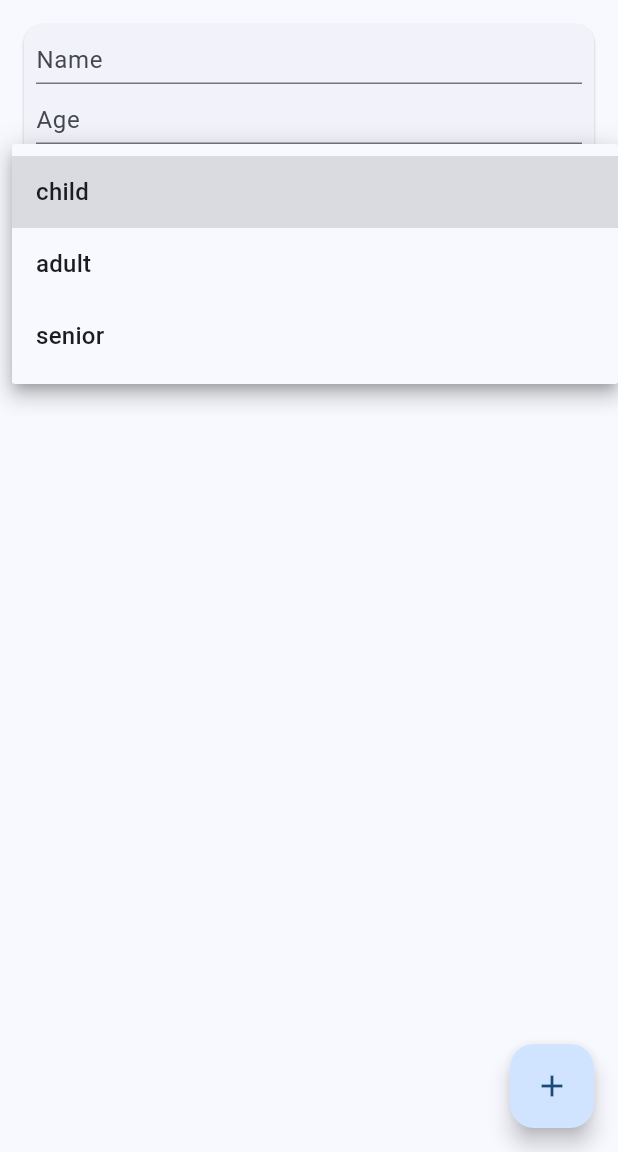
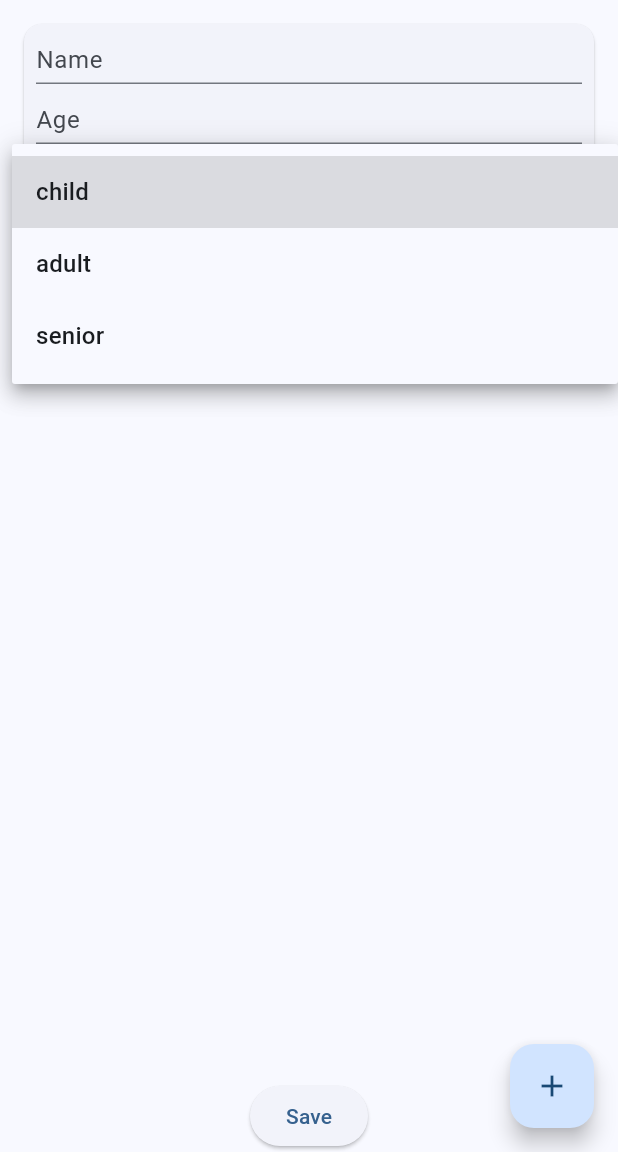
Before and after one commit to WieFel/person_form_bloc, a Flutter app: the screen it shows after launch, after a tap on "Role", on a phone screen of 412 x 824 dp, the part 84-1236 px from its top. Run offline on Flutter 3.47's test engine with Material 2 defaults, Android fonts, the phone set to English and light mode, and no system bars; our stand-ins replace bloc, equatable, flutter_bloc, formz.

```diff
--- a/lib/main.dart
+++ b/lib/main.dart
@@ -35,10 +35,26 @@ class MyHomePage extends StatelessWidget {
         backgroundColor: Theme.of(context).colorScheme.inversePrimary,
         title: const Text('Person Form'),
       ),
-      body: BlocProvider<PersonFormCubit>(
-        create: (context) => PersonFormCubit(const PersonFormState()),
-        child: PersonForm(
-          onChanged: (_) {},
+      body: SafeArea(
+        child: Column(
+          children: [
+            Expanded(
+              child: Column(
+                children: [
+                  BlocProvider<PersonFormCubit>(
+                    create: (context) => PersonFormCubit(const PersonFormState()),
+                    child: PersonForm(
+                      onChanged: (_) {},
+                    ),
+                  ),
+                ],
+              ),
+            ),
+            ElevatedButton(
+              onPressed: () {},
+              child: const Text('Save'),
+            ),
+          ],
         ),
       ),
       floatingActionButton: FloatingActionButton(
--- a/lib/person_form/cubit/person_form_cubit.dart
+++ b/lib/person_form/cubit/person_form_cubit.dart
@@ -19,15 +19,17 @@ class PersonFormCubit extends Cubit<PersonFormState> {
 
   void onAgeChanged(int? age) {
     final ageInput = Age.dirty(age);
+    final roleInput = state.role.copyWith(age: ageInput.value);
 
     emit(state.copyWith(
       age: ageInput,
-      isValid: Formz.validate([state.name, ageInput, state.role]),
+      role: roleInput,
+      isValid: Formz.validate([state.name, ageInput, roleInput]),
     ));
   }
 
   void onRoleChanged(RoleView? role) {
-    final roleInput = Role.dirty(value: role);
+    final roleInput = Role.dirty(value: role, age: state.age.value);
 
     emit(state.copyWith(
       role: roleInput,
--- a/lib/person_form/models/role_input.dart
+++ b/lib/person_form/models/role_input.dart
@@ -2,12 +2,23 @@ import 'package:formz/formz.dart';
 
 import 'role_view.dart';
 
-enum RoleValidationError { empty }
+enum RoleValidationError { empty, notAllowedChild, notAllowedAdult, notAllowedSenior }
 
 class Role extends FormzInput<RoleView?, RoleValidationError> {
-  const Role.pure({RoleView? value}) : super.pure(value);
+  final int? age;
 
-  const Role.dirty({RoleView? value}) : super.dirty(value);
+  const Role.pure({RoleView? value, this.age}) : super.pure(value);
+
+  const Role.dirty({RoleView? value, this.age}) : super.dirty(value);
+
+  Role copyWith({
+    RoleView? value,
+    int? age,
+  }) {
+    return isPure
+        ? Role.pure(value: value ?? this.value, age: age ?? this.age)
+        : Role.dirty(value: value ?? this.value, age: age ?? this.age);
+  }
 
   @override
   RoleValidationError? validator(RoleView? value) {
@@ -15,6 +26,35 @@ class Role extends FormzInput<RoleView?, RoleValidationError> {
       return RoleValidationError.empty;
     }
 
+    if (age == null) return null;
+
+    if (age! >= 18 && value.role == RoleType.child) {
+      return RoleValidationError.notAllowedChild;
+    }
+
+    if ((age! < 18 || age! >= 60) && value.role == RoleType.adult) {
+      return RoleValidationError.notAllowedAdult;
+    }
+
+    if (age! < 60 && value.role == RoleType.senior) {
+      return RoleValidationError.notAllowedSenior;
+    }
+
     return null;
   }
 }
+
+extension RoleValidationErrorX on RoleValidationError {
+  String get text {
+    switch (this) {
+      case RoleValidationError.empty:
+        return 'Role cannot be empty';
+      case RoleValidationError.notAllowedChild:
+        return 'Age for child must be < 18';
+      case RoleValidationError.notAllowedAdult:
+        return 'Age for adult must be >= 18 and < 60';
+      case RoleValidationError.notAllowedSenior:
+        return 'Age for senior must be >= 60';
+    }
+  }
+}
--- a/lib/person_form/widgets/role_dropdown.dart
+++ b/lib/person_form/widgets/role_dropdown.dart
@@ -13,7 +13,7 @@ class RoleDropdownButton extends StatelessWidget {
       builder: (context, state) {
         final roleViews = RoleType.values.map((e) => RoleView(e)).toList();
 
-        return DropdownButton<RoleView>(
+        return DropdownButtonFormField<RoleView>(
           hint: const Text('Role'),
           isExpanded: true,
           items: roleViews
@@ -21,6 +21,9 @@ class RoleDropdownButton extends StatelessWidget {
               .toList(),
           value: state.role.value,
           onChanged: (value) => context.read<PersonFormCubit>().onRoleChanged(value),
+          decoration: InputDecoration(
+            errorText: state.role.displayError?.text,
+          ),
         );
       },
     );
```
